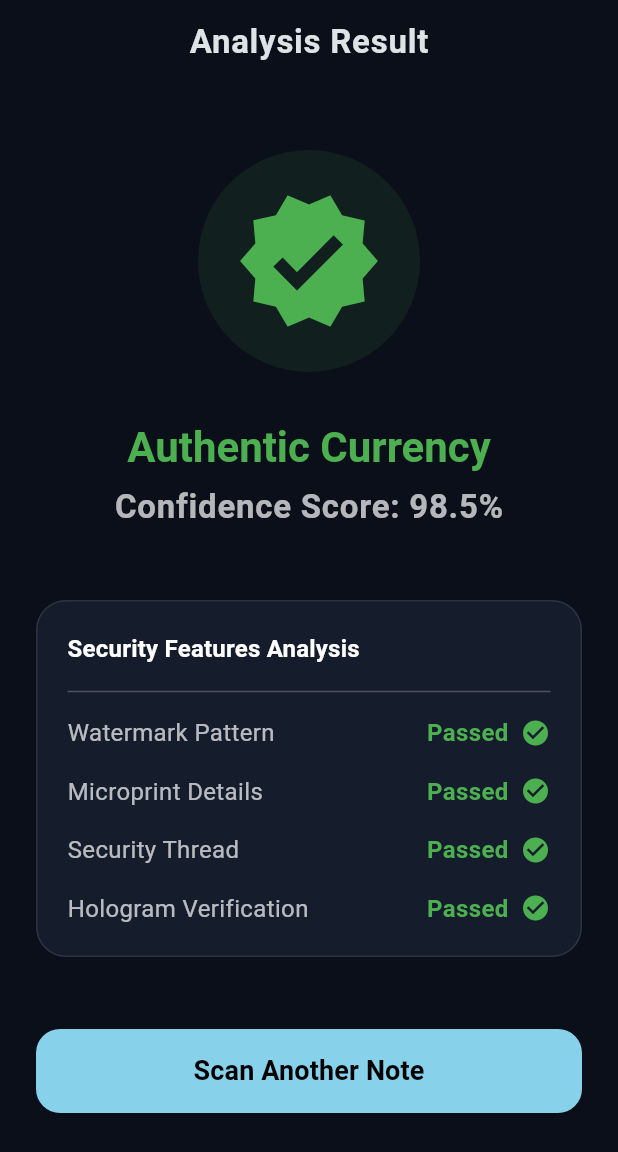
After one commit to Abdul-Manan-Kaleem/FYP-Fake-Currency-Detection, a Flutter app: the ResultScreen screen opened directly, on a phone screen of 412 x 824 dp. The commit adds this screen. Shown: the top 1152 px of the screen. Run offline on Flutter 3.47's test engine with Material 3 defaults, Android fonts, the phone set to English and light mode, and no system bars; our stand-ins replace camera, image_picker.

Commit message:
feat: complete UI flow for AI processing and results, update README

```diff
--- /dev/null
+++ b/app/lib/screens/result_screen.dart
@@ -0,0 +1,161 @@
+import 'package:flutter/material.dart';
+
+class ResultScreen extends StatelessWidget {
+  final bool isAuthentic;
+  final double confidenceScore;
+
+  const ResultScreen({
+    super.key,
+    this.isAuthentic = true,
+    this.confidenceScore = 98.5,
+  });
+
+  @override
+  Widget build(BuildContext context) {
+    return Scaffold(
+      backgroundColor: Theme.of(context).scaffoldBackgroundColor,
+      appBar: AppBar(
+        title: const Text('Analysis Result'),
+        backgroundColor: Colors.transparent,
+        elevation: 0,
+        centerTitle: true,
+        automaticallyImplyLeading: false, // Don't allow back swipe to processing
+      ),
+      body: SingleChildScrollView(
+        padding: const EdgeInsets.all(24.0),
+        child: Column(
+          crossAxisAlignment: CrossAxisAlignment.center,
+          children: [
+            const SizedBox(height: 20),
+            // Result Icon with Animation
+            TweenAnimationBuilder(
+              duration: const Duration(milliseconds: 800),
+              tween: Tween<double>(begin: 0, end: 1),
+              builder: (context, double value, child) {
+                return Transform.scale(
+                  scale: value,
+                  child: Container(
+                    padding: const EdgeInsets.all(24),
+                    decoration: BoxDecoration(
+                      color: isAuthentic
+                          ? Colors.green.withOpacity(0.1)
+                          : Colors.red.withOpacity(0.1),
+                      shape: BoxShape.circle,
+                    ),
+                    child: Icon(
+                      isAuthentic ? Icons.verified : Icons.warning_rounded,
+                      size: 100,
+                      color: isAuthentic ? Colors.green : Colors.redAccent,
+                    ),
+                  ),
+                );
+              },
+            ),
+            const SizedBox(height: 32),
+            // Title
+            Text(
+              isAuthentic ? 'Authentic Currency' : 'Counterfeit Detected',
+              style: Theme.of(context).textTheme.headlineMedium?.copyWith(
+                    fontWeight: FontWeight.bold,
+                    color: isAuthentic ? Colors.green : Colors.redAccent,
+                  ),
+            ),
+            const SizedBox(height: 8),
+            // Confidence Score
+            Text(
+              'Confidence Score: ${confidenceScore.toStringAsFixed(1)}%',
+              style: Theme.of(context).textTheme.titleLarge?.copyWith(
+                    color: Colors.white70,
+                  ),
+            ),
+            const SizedBox(height: 48),
+            // Breakdown Card
+            Container(
+              padding: const EdgeInsets.all(20),
+              decoration: BoxDecoration(
+                color: Theme.of(context).colorScheme.surface,
+                borderRadius: BorderRadius.circular(20),
+                border: Border.all(
+                  color: Colors.white10,
+                ),
+              ),
+              child: Column(
+                crossAxisAlignment: CrossAxisAlignment.start,
+                children: [
+                  Text(
+                    'Security Features Analysis',
+                    style: Theme.of(context).textTheme.titleMedium?.copyWith(
+                          fontWeight: FontWeight.bold,
+                          color: Colors.white,
+                        ),
+                  ),
+                  const Divider(color: Colors.white24, height: 32),
+                  _buildFeatureRow('Watermark Pattern', true),
+                  const SizedBox(height: 16),
+                  _buildFeatureRow('Microprint Details', true),
+                  const SizedBox(height: 16),
+                  _buildFeatureRow('Security Thread', isAuthentic),
+                  const SizedBox(height: 16),
+                  _buildFeatureRow('Hologram Verification', true),
+                ],
+              ),
+            ),
+            const SizedBox(height: 48),
+            // Action Buttons
+            SizedBox(
+              width: double.infinity,
+              height: 56,
+              child: ElevatedButton(
+                style: ElevatedButton.styleFrom(
+                  backgroundColor: Theme.of(context).colorScheme.primary,
+                  foregroundColor: Colors.black,
+                  shape: RoundedRectangleBorder(
+                    borderRadius: BorderRadius.circular(16),
+                  ),
+                ),
+                onPressed: () {
+                  // Pop back to the Dashboard/Scan Tab
+                  Navigator.of(context).popUntil((route) => route.isFirst);
+                },
+                child: const Text(
+                  'Scan Another Note',
+                  style: TextStyle(fontSize: 18, fontWeight: FontWeight.bold),
+                ),
+              ),
+            ),
+          ],
+        ),
+      ),
+    );
+  }
+
+  Widget _buildFeatureRow(String feature, bool passed) {
+    return Row(
+      mainAxisAlignment: MainAxisAlignment.spaceBetween,
+      children: [
+        Text(
+          feature,
+          style: const TextStyle(fontSize: 16, color: Colors.white70),
+        ),
+        Row(
+          children: [
+            Text(
+              passed ? 'Passed' : 'Failed',
+              style: TextStyle(
+                fontSize: 16,
+                fontWeight: FontWeight.bold,
+                color: passed ? Colors.green : Colors.redAccent,
+              ),
+            ),
+            const SizedBox(width: 8),
+            Icon(
+              passed ? Icons.check_circle : Icons.cancel,
+              color: passed ? Colors.green : Colors.redAccent,
+              size: 20,
+            ),
+          ],
+        ),
+      ],
+    );
+  }
+}
```
Also changed, not shown: app/lib/screens/processing_screen.dart (added, +172 -0 lines), app/lib/screens/scan_tab.dart (+23 -0 lines), 1 other file.
